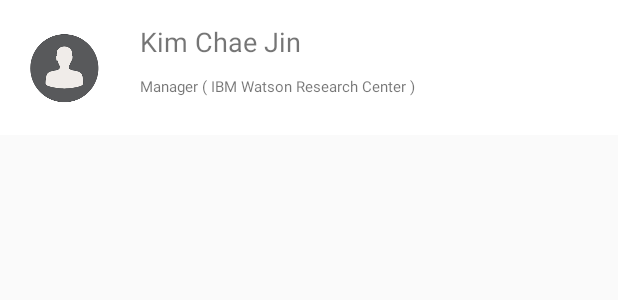
After one commit to nicewoong/woongmemeber, an Android app: the layout layout_item_message.xml on its own in the app's theme, with its tools: preview values and no code run, on a phone screen of 412 x 824 dp. The commit adds this screen. Shown: the top 300 px of the screen. Run offline under Robolectric (Android 15) with nearby library versions, the phone set to English and light mode, and no system bars.

Commit message:
Succeeded MessageFragment sample list

```diff
--- a/src/main/java/com/aurelhubert/ahbottomnavigation/demo/lounge/LoungeFragment.java
+++ b/src/main/java/com/aurelhubert/ahbottomnavigation/demo/lounge/LoungeFragment.java
@@ -57,7 +57,7 @@ public class LoungeFragment extends Fragment {
 	private void initDemoList(View view) {
 
 		fragmentContainer = (FrameLayout) view.findViewById(R.id.fragment_container);
-		recyclerView = (RecyclerView) view.findViewById(R.id.fragment_demo_recycler_view);
+		recyclerView = (RecyclerView) view.findViewById(R.id.fragment_lounge_recycler_view);
 		recyclerView.setHasFixedSize(true);
 		layoutManager = new LinearLayoutManager(getActivity());
 		recyclerView.setLayoutManager(layoutManager);
--- a/src/main/res/layout/fragment_Lounge.xml
+++ b/src/main/res/layout/fragment_Lounge.xml
@@ -5,7 +5,7 @@
     android:layout_height="match_parent">
 
     <android.support.v7.widget.RecyclerView
-        android:id="@+id/fragment_demo_recycler_view"
+        android:id="@+id/fragment_lounge_recycler_view"
         android:layout_width="match_parent"
         android:layout_height="match_parent" />
 
--- a/src/main/res/layout/fragment_message.xml
+++ b/src/main/res/layout/fragment_message.xml
@@ -6,6 +6,7 @@
 
 
     <com.yydcdut.sdlv.SlideAndDragListView
+        android:id="@+id/slide_and_drag_list_view"
         android:layout_width="match_parent"
         android:layout_height="match_parent">
     </com.yydcdut.sdlv.SlideAndDragListView>
--- /dev/null
+++ b/src/main/res/layout/layout_item_message.xml
@@ -0,0 +1,72 @@
+<?xml version="1.0" encoding="utf-8"?>
+<LinearLayout xmlns:android="http://schemas.android.com/apk/res/android"
+    xmlns:map="http://schemas.android.com/apk/res-auto"
+    android:layout_width="match_parent"
+    android:layout_height="wrap_content"
+    android:orientation="vertical"
+    android:background="#FFFFFF"
+    android:paddingTop="10dp"
+    android:paddingBottom="10dp"
+    android:paddingLeft="8dp"
+    android:paddingRight="8dp">
+
+
+    <!-- 만난 시간 -->
+    <LinearLayout
+        android:orientation="horizontal"
+        android:layout_width="match_parent"
+        android:layout_height="wrap_content"
+        android:background="#FFFFFF"
+        android:gravity="center_vertical">
+
+
+        <ImageView
+            android:id="@+id/profile_image"
+            android:layout_width="70dp"
+            android:layout_height="70dp"
+            android:padding="10dp"
+            android:gravity="center"
+            android:scaleType="fitCenter"
+            android:src="@drawable/img_person_sample" />
+
+        <LinearLayout
+            android:layout_width="match_parent"
+            android:layout_height="match_parent"
+            android:orientation="vertical">
+
+            <TextView
+                android:id="@+id/name"
+                android:layout_width="match_parent"
+                android:layout_height="wrap_content"
+                android:padding="5dp"
+                android:layout_marginLeft="10dp"
+                android:lineSpacingExtra="5dp"
+                android:textSize="18sp"
+                android:textStyle="normal"
+                android:text="Kim Chae Jin"/>
+
+            <TextView
+                android:id="@+id/role"
+                android:layout_width="match_parent"
+                android:layout_height="wrap_content"
+                android:padding="5dp"
+                android:layout_marginLeft="10dp"
+                android:lineSpacingExtra="5dp"
+                android:textStyle="normal"
+                android:textSize="10sp"
+                android:text="Manager ( IBM Watson Research Center )"/>
+
+
+        </LinearLayout>
+
+
+
+    </LinearLayout>
+
+
+
+
+
+
+
+</LinearLayout>
```
Also changed, not shown: src/main/java/com/aurelhubert/ahbottomnavigation/demo/MainViewPagerAdapter.java (+11 -10 lines), src/main/java/com/aurelhubert/ahbottomnavigation/demo/group/MessageFragment.java (deleted, +0 -74 lines), src/main/java/com/aurelhubert/ahbottomnavigation/demo/message/MessageFragment.java (added, +142 -0 lines), src/main/java/com/aurelhubert/ahbottomnavigation/demo/message/MessageRecyclerAdapter.java (added, +51 -0 lines), src/main/res/drawable-hdpi/img_person_sample.png (added), 47 other files.
